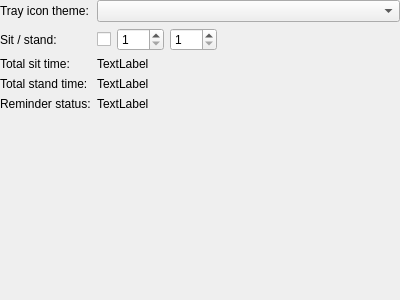
Before: the Qt Designer form src/linakdeskapp/ui/app_settings_widget.ui in anetczuk/LinakDeskApp, drawn with Qt 5.
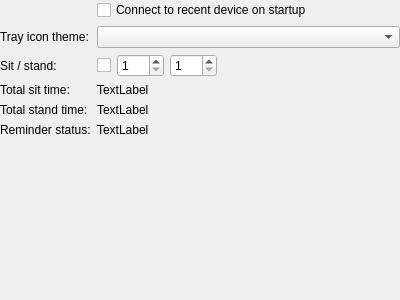
After: the same form once the commit is applied. Custom widgets are drawn as their Qt base class.

Commit message: Add option: connect to recent device on startup

```diff
--- a/src/linakdeskapp/ui/app_settings_widget.ui
+++ b/src/linakdeskapp/ui/app_settings_widget.ui
@@ -29,14 +29,14 @@
    <property name="bottomMargin">
     <number>0</number>
    </property>
-   <item row="1" column="0">
+   <item row="2" column="0">
     <widget class="QLabel" name="reminderText">
      <property name="text">
       <string>Sit / stand:</string>
      </property>
     </widget>
    </item>
-   <item row="1" column="1">
+   <item row="2" column="1">
     <layout class="QHBoxLayout" name="horizontalLayout">
      <item>
       <widget class="QCheckBox" name="enabledRemCB">
@@ -83,14 +83,14 @@
      </item>
     </layout>
    </item>
-   <item row="4" column="0">
+   <item row="5" column="0">
     <widget class="QLabel" name="reminderStatusText">
      <property name="text">
       <string>Reminder status:</string>
      </property>
     </widget>
    </item>
-   <item row="4" column="1">
+   <item row="5" column="1">
     <widget class="QLabel" name="remStatusLabel">
      <property name="text">
       <string>TextLabel</string>
@@ -100,44 +100,51 @@
    <item row="5" column="0" colspan="2">
     <widget class="PositionChartWidget" name="positionChartWidget" native="true"/>
    </item>
-   <item row="2" column="0">
+   <item row="3" column="0">
     <widget class="QLabel" name="totalSitText">
      <property name="text">
       <string>Total sit time:</string>
      </property>
     </widget>
    </item>
-   <item row="3" column="0">
+   <item row="4" column="0">
     <widget class="QLabel" name="totalStandText">
      <property name="text">
       <string>Total stand time:</string>
      </property>
     </widget>
    </item>
-   <item row="2" column="1">
-    <widget class="QLabel" name="totalSitLabel">
-     <property name="text">
-      <string>TextLabel</string>
-     </property>
-    </widget>
-   </item>
    <item row="3" column="1">
+    <widget class="QLabel" name="totalSitLabel">
+     <property name="text">
+      <string>TextLabel</string>
+     </property>
+    </widget>
+   </item>
+   <item row="4" column="1">
     <widget class="QLabel" name="totalStandLabel">
      <property name="text">
       <string>TextLabel</string>
      </property>
     </widget>
    </item>
-   <item row="0" column="0">
+   <item row="1" column="0">
     <widget class="QLabel" name="trayThemeText">
      <property name="text">
       <string>Tray icon theme:</string>
      </property>
     </widget>
    </item>
-   <item row="0" column="1">
+   <item row="1" column="1">
     <widget class="QComboBox" name="trayThemeCB"/>
    </item>
+   <item row="0" column="1">
+    <widget class="QCheckBox" name="connectOnStartupCB">
+     <property name="text">
+      <string>Connect to recent device on startup</string>
+     </property>
+    </widget>
+   </item>
   </layout>
  </widget>
  <customwidgets>
```
Left out of the diff: 2 changed lines with no effect on the pictures. The commit also changes 5 other files.
